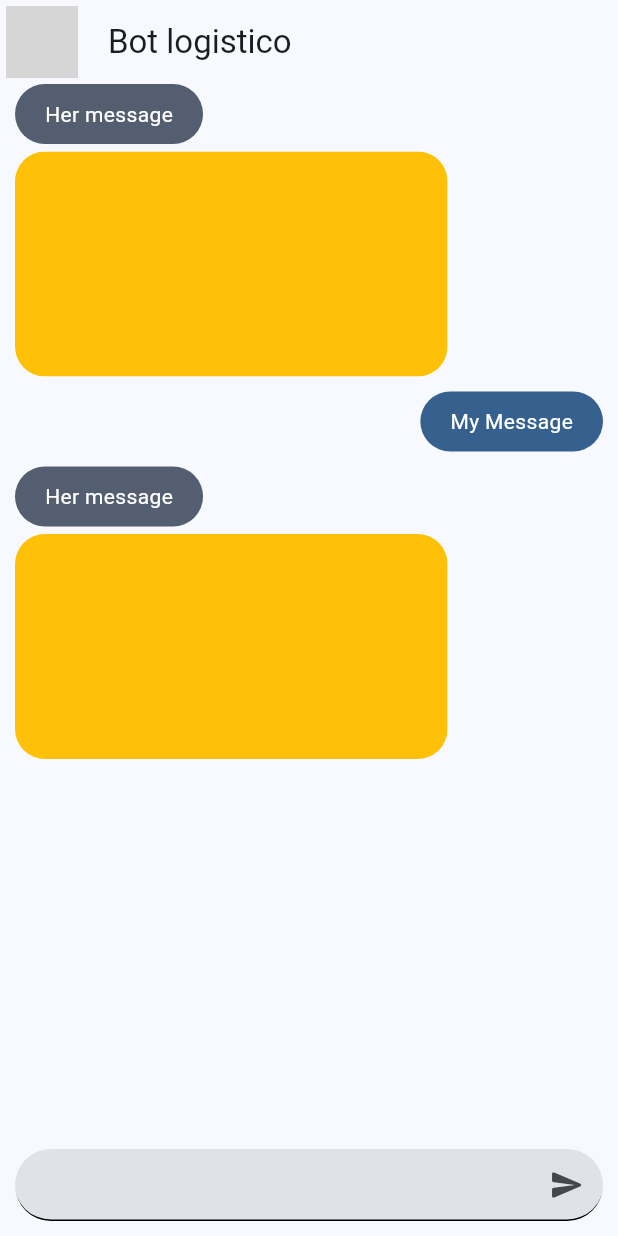
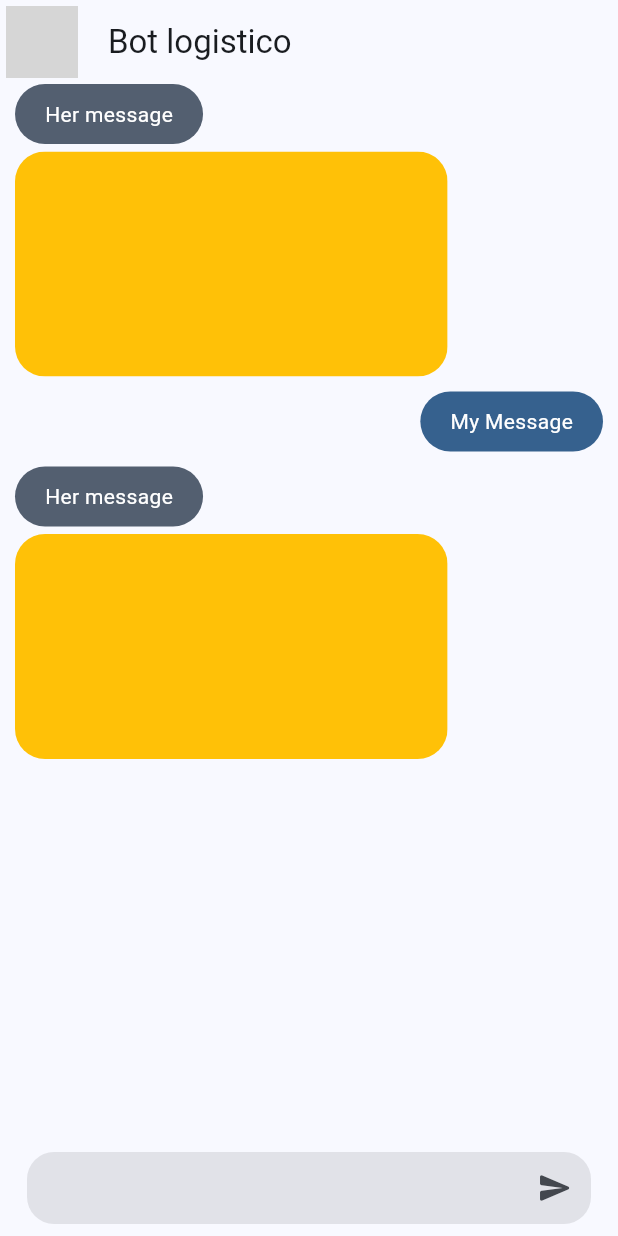
Before and after one commit to jhonnyjk/asistente_app, a Flutter app: the screen it shows after launch, on a phone screen of 412 x 824 dp. Run offline on Flutter 3.47's test engine with Material 3 defaults, Android fonts, the phone set to English and light mode, and no system bars; network calls fail; grey boxes are pictures that could not be loaded.

Commit message:
Creando entiedades

```diff
--- /dev/null
+++ b/lib/domain/entities/message.dart
@@ -0,0 +1,8 @@
+
+
+class Message {
+  final String text;
+  final String? imageUrl;
+
+  Message({required this.text, required this.imageUrl});
+}
--- a/lib/presentation/widgets/shared/message_field_box.dart
+++ b/lib/presentation/widgets/shared/message_field_box.dart
@@ -3,13 +3,17 @@ import 'package:flutter/material.dart';
 class MessageFieldBox extends StatelessWidget {
   const MessageFieldBox({super.key});
 
+
   @override
   Widget build(BuildContext context) {
     final TextEditingController textController = TextEditingController();
-    final focusNode = FocusNode();
+    final focusNode = FocusNode(
+
+    );
 
     final outlineInputBorder = UnderlineInputBorder(
-      borderRadius: BorderRadius.circular(25),
+      borderRadius: BorderRadius.circular(18),
+      borderSide: BorderSide.none
     );
 
     final inputDecoration = InputDecoration(
@@ -26,12 +30,8 @@ class MessageFieldBox extends StatelessWidget {
     );
 
     return Padding(
-      padding: const EdgeInsets.symmetric(vertical: 10),
+      padding: const EdgeInsets.all(8.0),
       child: TextFormField(
-        onTapOutside: (event) {
-          focusNode.unfocus();
-        },
-        focusNode: focusNode,
         controller: textController,
         decoration: inputDecoration,
         onFieldSubmitted: (value) {
```
